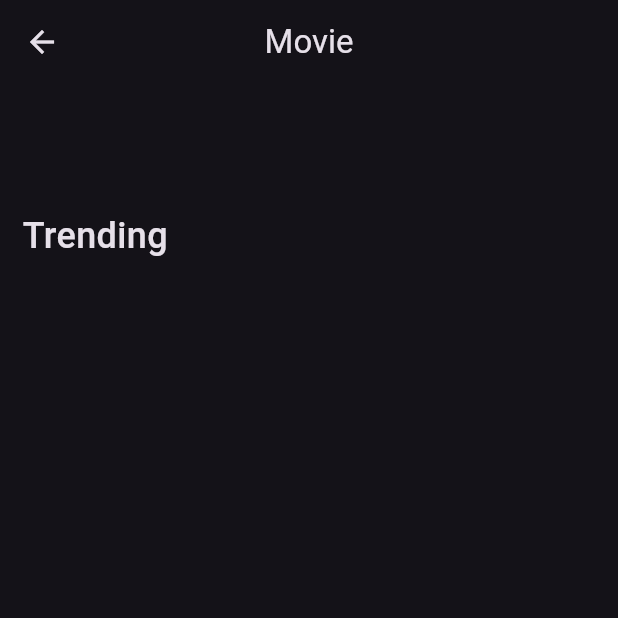
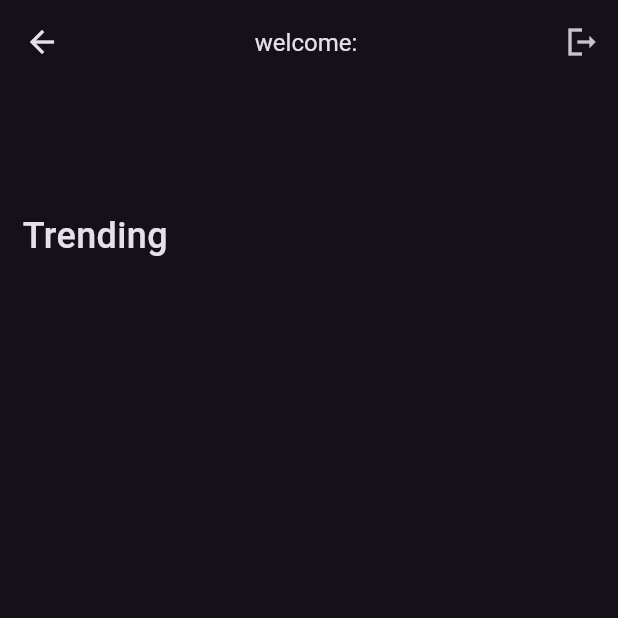
Before and after one commit to yusrabudiman/ZEUS_movie_flutter, a Flutter app: the HomeList screen opened directly, on a phone screen of 412 x 824 dp, the top half of it. Run offline on Flutter 3.47's test engine with Material 2 defaults, Android fonts, the phone set to English and light mode, and no system bars; our stand-ins replace dio, firebase_auth, firebase_core, shared_preferences; accounts and stored records are empty; network calls fail.

```diff
--- a/lib/navigation/home.dart
+++ b/lib/navigation/home.dart
@@ -1,5 +1,7 @@
 import 'package:dio/dio.dart';
+import 'package:firebase_auth/firebase_auth.dart';
 import 'package:flutter/material.dart';
+import 'package:spons/formpage/flutter_login.dart';
 
 import '../detailpage/DetailMovie.dart';
 
@@ -13,6 +15,7 @@ class HomeList extends StatefulWidget {
 class _HomeListState extends State<HomeList> {
   double kSpacing = 14.00;
   BorderRadius kBorderRadius = BorderRadius.circular(20.00);
+  String? email = FirebaseAuth.instance.currentUser!.email;
 
   late Stream<List<Map<String, dynamic>>> _trendings;
   late Stream<List<Map<String, dynamic>>> _movies;
@@ -25,6 +28,13 @@ class _HomeListState extends State<HomeList> {
     _movies = getMovies().asBroadcastStream();
 
     _nowPlaying = getNowPlaying().asBroadcastStream();
+  }
+
+  Future<void> _signOut() async {
+    await FirebaseAuth.instance.signOut();
+    Navigator.of(context).pushReplacement(MaterialPageRoute(
+      builder: (context) => LoginScreen(),
+    ));
   }
 
   Stream<List<Map<String, dynamic>>> getTrending() {
@@ -52,7 +62,7 @@ class _HomeListState extends State<HomeList> {
       var response = await Dio().get(
           "https://api.themoviedb.org/3/movie/popular?api_key=6e6c2ac305876492f99cc067787a39a0");
       var data = response.data['results'];
-      return List<Map<String, dynamic>>.from(data).take(6).toList();
+      return List<Map<String, dynamic>>.from(data).take(10).toList();
     } catch (e) {
       print(e);
       return [];
@@ -80,12 +90,26 @@ class _HomeListState extends State<HomeList> {
     return Scaffold(
         body: CustomScrollView(
       slivers: [
-        const SliverAppBar(
-          title: Text('Movie'),
+        SliverAppBar(
+          title: Text(
+            "welcome: $email",
+            style: TextStyle(fontSize: 16),
+          ),
           centerTitle: true,
           expandedHeight: 120,
           elevation: 0,
           pinned: true,
+          actions: <Widget>[
+            IconButton(
+              onPressed: () {
+                _signOut();
+              },
+              icon: const Icon(
+                Icons.logout_sharp,
+              ),
+              tooltip: 'Logout',
+            )
+          ],
         ),
         const SliverToBoxAdapter(
           child: Padding(
--- a/pubspec.yaml
+++ b/pubspec.yaml
@@ -31,10 +31,11 @@ dependencies:
   cupertino_icons: ^1.0.2
   dio: ^5.3.2
   firebase_analytics: ^10.6.3
+  firebase_auth: ^4.12.1
   firebase_core: ^2.21.0
   flutter:
     sdk: flutter
-  http: ^0.13.6
+  flutter_login: ^4.1.1
   intl: ^0.18.1
   provider: ^6.0.5
   shared_preferences: ^2.2.2
```
Also changed, not shown: lib/main.dart (+4 -53 lines), 2 other files.
